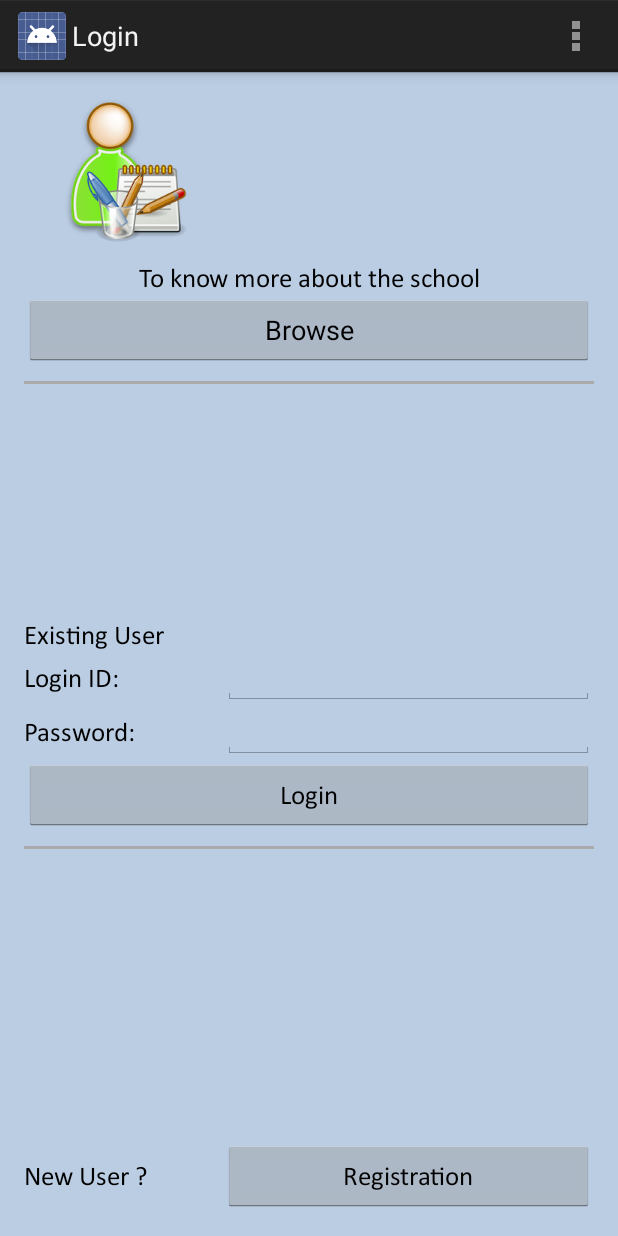
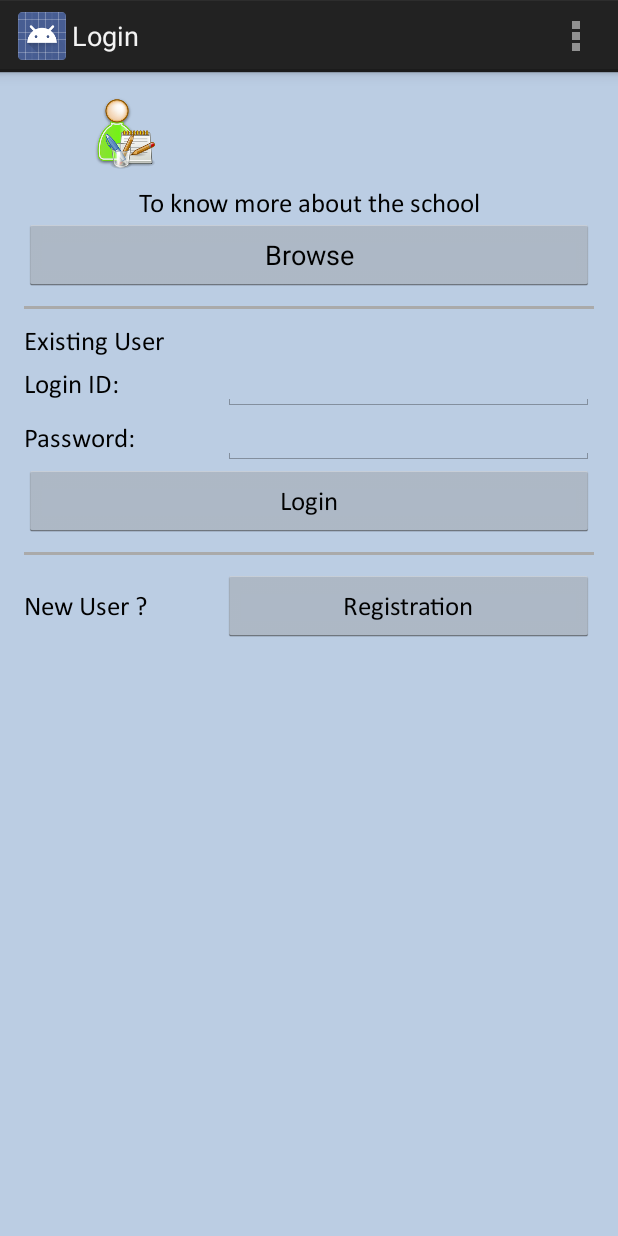
Before and after one commit to kanaiyathacker/SchoolMate, an Android app: the LoginActivity screen opened directly, with no data from a screen before it, on a phone screen of 412 x 824 dp. Run offline under Robolectric (Android 15) with nearby library versions, the phone set to English and light mode, and no system bars.

Commit message:
Commit files

```diff
--- a/app/src/main/res/layout/activity_login.xml
+++ b/app/src/main/res/layout/activity_login.xml
@@ -17,9 +17,8 @@
 
         <LinearLayout
         android:orientation="vertical"
-        android:layout_weight="1"
         android:layout_width="fill_parent"
-        android:layout_height="fill_parent">
+        android:layout_height="wrap_content">
             <LinearLayout
                 android:layout_width="fill_parent"
                 android:layout_below="@+id/textViewExiUser"
@@ -28,7 +27,7 @@
 
                     <ImageView
                         android:layout_width="wrap_content"
-                        android:layout_height="100dp"
+                        android:layout_height="50dp"
                         android:id="@+id/imageView"
                         android:src="@drawable/admission" />
 
@@ -74,9 +73,8 @@
     </LinearLayout>
     <LinearLayout
         android:orientation="vertical"
-        android:layout_weight="1"
         android:layout_width="fill_parent"
-        android:layout_height="fill_parent">
+        android:layout_height="wrap_content">
 
         <TextView
             android:layout_width="wrap_content"
@@ -160,11 +158,10 @@
 
     <LinearLayout
         android:layout_width="fill_parent"
-        android:layout_below="@+id/linerForLoginID"
-        android:id="@+id/linerForPassword"
         android:layout_height="wrap_content">
 
-        <LinearLayout
+           <LinearLayout
+            android:gravity="top"
             android:layout_width="fill_parent"
             android:layout_below="@+id/secHLine"
             android:id="@+id/linerForNewUser"
```
